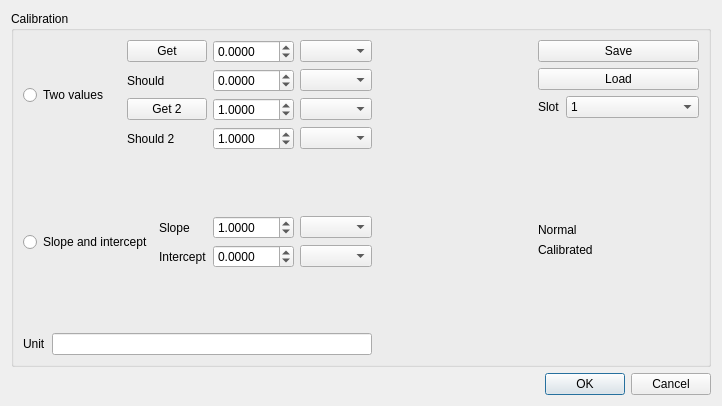
leezu/MeasurementValueLogging, file MeasurementValueLogging/ui_data/deviceSettingsDialog.ui: the form before one commit.
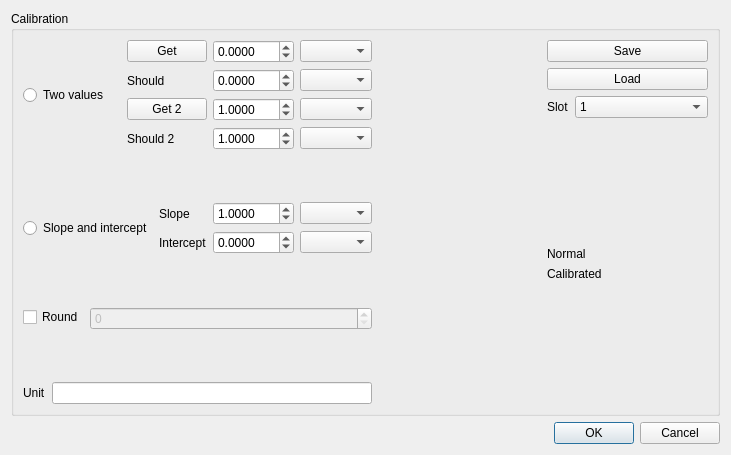
The form after the commit.

The edit to the form file:
```diff
--- a/MeasurementValueLogging/ui_data/deviceSettingsDialog.ui
+++ b/MeasurementValueLogging/ui_data/deviceSettingsDialog.ui
@@ -6,8 +6,8 @@
    <rect>
     <x>0</x>
     <y>0</y>
-    <width>722</width>
-    <height>406</height>
+    <width>731</width>
+    <height>455</height>
    </rect>
   </property>
   <property name="windowTitle">
@@ -304,6 +304,44 @@
           </property>
          </spacer>
         </item>
+        <item>
+         <layout class="QHBoxLayout" name="horizontalLayout_11">
+          <item>
+           <layout class="QFormLayout" name="formLayout_5">
+            <item row="0" column="0">
+             <widget class="QCheckBox" name="roundCheckBox">
+              <property name="text">
+               <string>Round</string>
+              </property>
+             </widget>
+            </item>
+            <item row="0" column="1">
+             <widget class="QSpinBox" name="round">
+              <property name="enabled">
+               <bool>false</bool>
+              </property>
+              <property name="maximum">
+               <number>10</number>
+              </property>
+             </widget>
+            </item>
+           </layout>
+          </item>
+         </layout>
+        </item>
+        <item>
+         <spacer name="verticalSpacer_5">
+          <property name="orientation">
+           <enum>Qt::Vertical</enum>
+          </property>
+          <property name="sizeHint" stdset="0">
+           <size>
+            <width>20</width>
+            <height>40</height>
+           </size>
+          </property>
+         </spacer>
+        </item>
         <item>
          <layout class="QHBoxLayout" name="horizontalLayout_3">
           <item>
```
Left out of the diff: 45 changed lines with no effect on the pictures.
